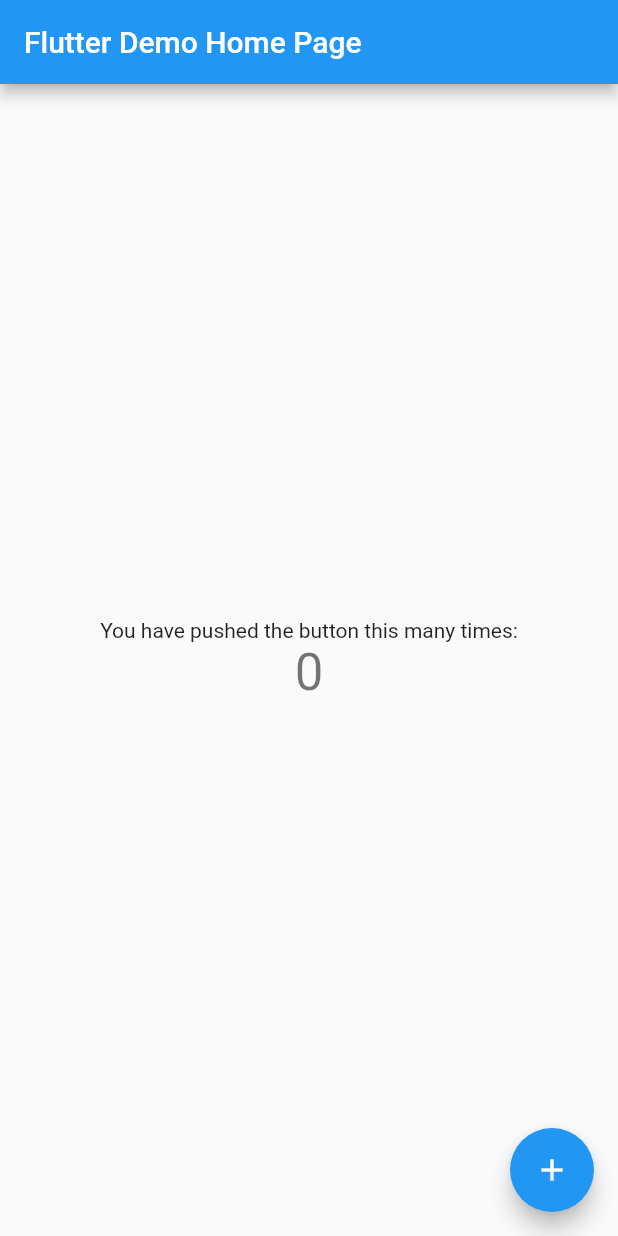
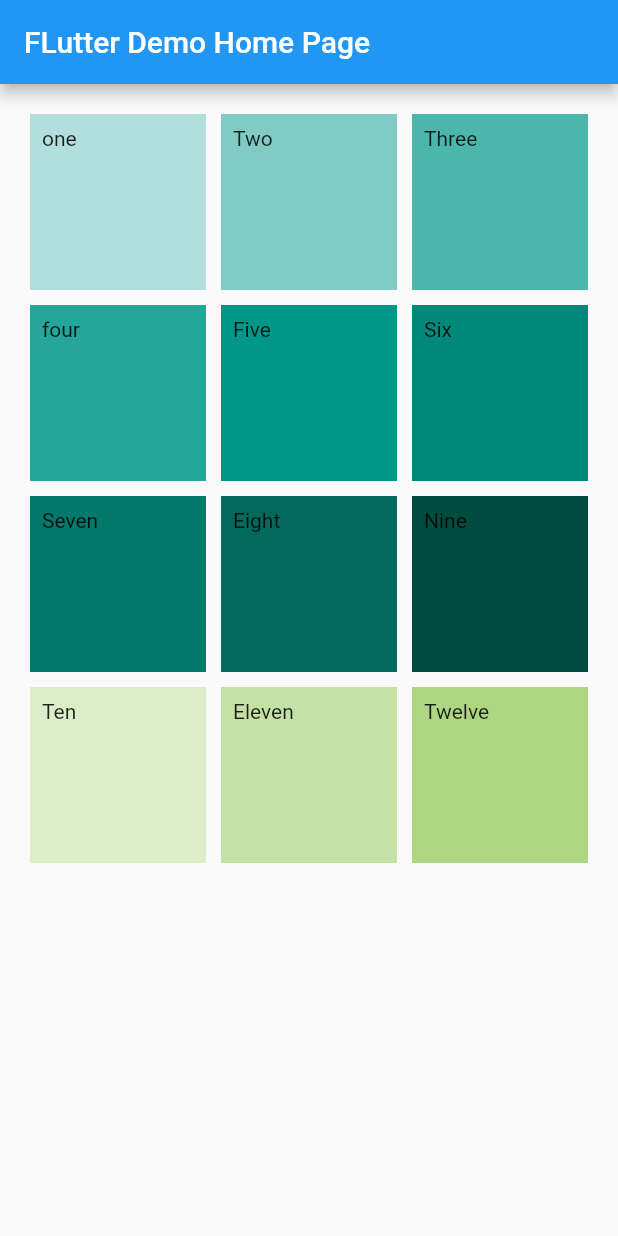
Before and after one commit to FauziaHeriyanti/UTS_191011402024, a Flutter app: the screen it shows after launch, on a phone screen of 412 x 824 dp. Run offline on Flutter 3.47's test engine with Material 2 defaults, Android fonts, the phone set to English and light mode, and no system bars.

Commit message:
Update main.dart

```diff
--- a/UTS 191011402024/lib/main.dart
+++ b/UTS 191011402024/lib/main.dart
@@ -24,7 +24,7 @@ class MyApp extends StatelessWidget {
         // is not restarted.
         primarySwatch: Colors.blue,
       ),
-      home: const MyHomePage(title: 'Flutter Demo Home Page'),
+      home: const MyHomePage(title: 'FLutter Demo Home Page'),
     );
   }
 }
@@ -75,41 +75,75 @@ class _MyHomePageState extends State<MyHomePage> {
         // the App.build method, and use it to set our appbar title.
         title: Text(widget.title),
       ),
-      body: Center(
-        // Center is a layout widget. It takes a single child and positions it
-        // in the middle of the parent.
-        child: Column(
-          // Column is also a layout widget. It takes a list of children and
-          // arranges them vertically. By default, it sizes itself to fit its
-          // children horizontally, and tries to be as tall as its parent.
-          //
-          // Invoke "debug painting" (press "p" in the console, choose the
-          // "Toggle Debug Paint" action from the Flutter Inspector in Android
-          // Studio, or the "Toggle Debug Paint" command in Visual Studio Code)
-          // to see the wireframe for each widget.
-          //
-          // Column has various properties to control how it sizes itself and
-          // how it positions its children. Here we use mainAxisAlignment to
-          // center the children vertically; the main axis here is the vertical
-          // axis because Columns are vertical (the cross axis would be
-          // horizontal).
-          mainAxisAlignment: MainAxisAlignment.center,
-          children: <Widget>[
-            const Text(
-              'You have pushed the button this many times:',
-            ),
-            Text(
-              '$_counter',
-              style: Theme.of(context).textTheme.headline4,
-            ),
-          ],
-        ),
+      body: GridView.count(
+        primary: false,
+        padding: const EdgeInsets.all(20),
+        crossAxisSpacing: 10,
+        mainAxisSpacing: 10,
+        crossAxisCount: 3,
+        children: <Widget>[
+          Container(
+            padding: const EdgeInsets.all(8),
+            color: Colors.teal[100],
+            child: const Text("one"),
+          ),
+          Container(
+            padding: const EdgeInsets.all(8),
+            color: Colors.teal[200],
+            child: const Text('Two'),
+          ),
+          Container(
+            padding: const EdgeInsets.all(8),
+            color: Colors.teal[300],
+            child: const Text('Three'),
+          ),
+          Container(
+            padding: const EdgeInsets.all(8),
+            color: Colors.teal[400],
+            child: const Text('four'),
+          ),
+          Container(
+            padding: const EdgeInsets.all(8),
+            color: Colors.teal[500],
+            child: const Text('Five'),
+          ),
+          Container(
+            padding: const EdgeInsets.all(8),
+            color: Colors.teal[600],
+            child: const Text('Six'),
+          ),
+          Container(
+            padding: const EdgeInsets.all(8),
+            color: Colors.teal[700],
+            child: const Text('Seven'),
+          ),
+          Container(
+            padding: const EdgeInsets.all(8),
+            color: Colors.teal[800],
+            child: const Text('Eight'),
+          ),
+          Container(
+            padding: const EdgeInsets.all(8),
+            color: Colors.teal[900],
+            child: const Text('Nine'),
+          ),
+          Container(
+            padding: const EdgeInsets.all(8),
+            color: Colors.lightGreen[100],
+            child: const Text('Ten'),
+          ),
+          Container(
+            padding: const EdgeInsets.all(8),
+            color: Colors.lightGreen[200],
+            child: const Text('Eleven'),
+          ),
+          Container(
+            padding: const EdgeInsets.all(8),
+            color: Colors.lightGreen[300],
+            child: const Text('Twelve'),
+          ),
+        ],
       ),
-      floatingActionButton: FloatingActionButton(
-        onPressed: _incrementCounter,
-        tooltip: 'Increment',
-        child: const Icon(Icons.add),
-      ), // This trailing comma makes auto-formatting nicer for build methods.
     );
   }
 }
```
